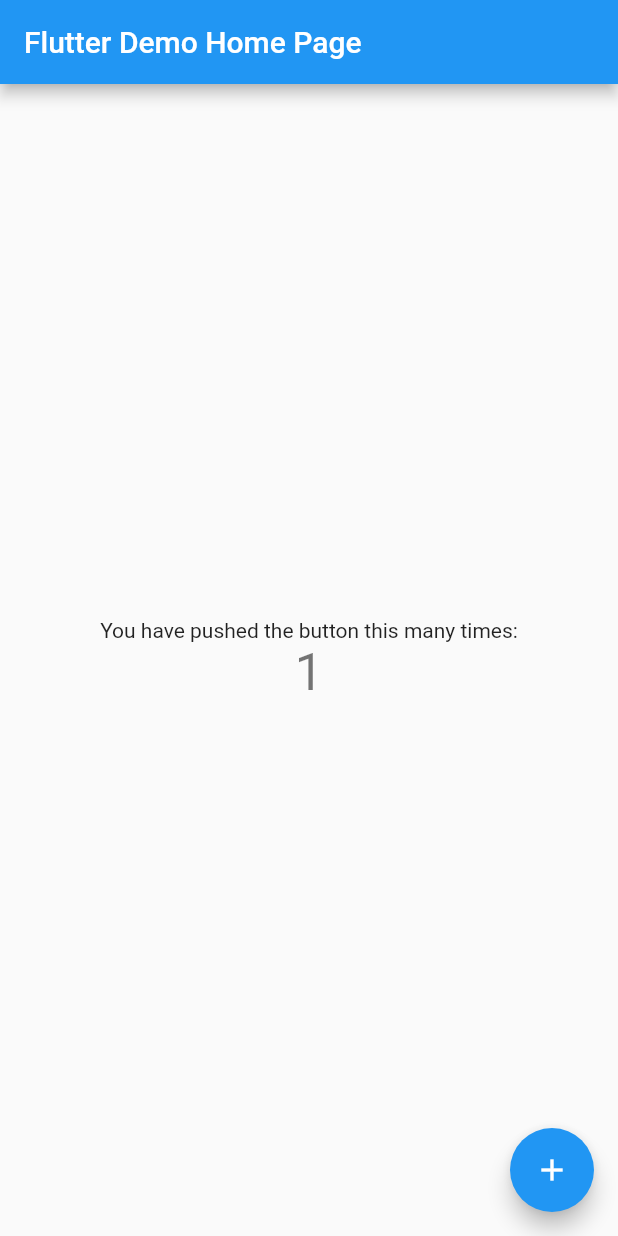
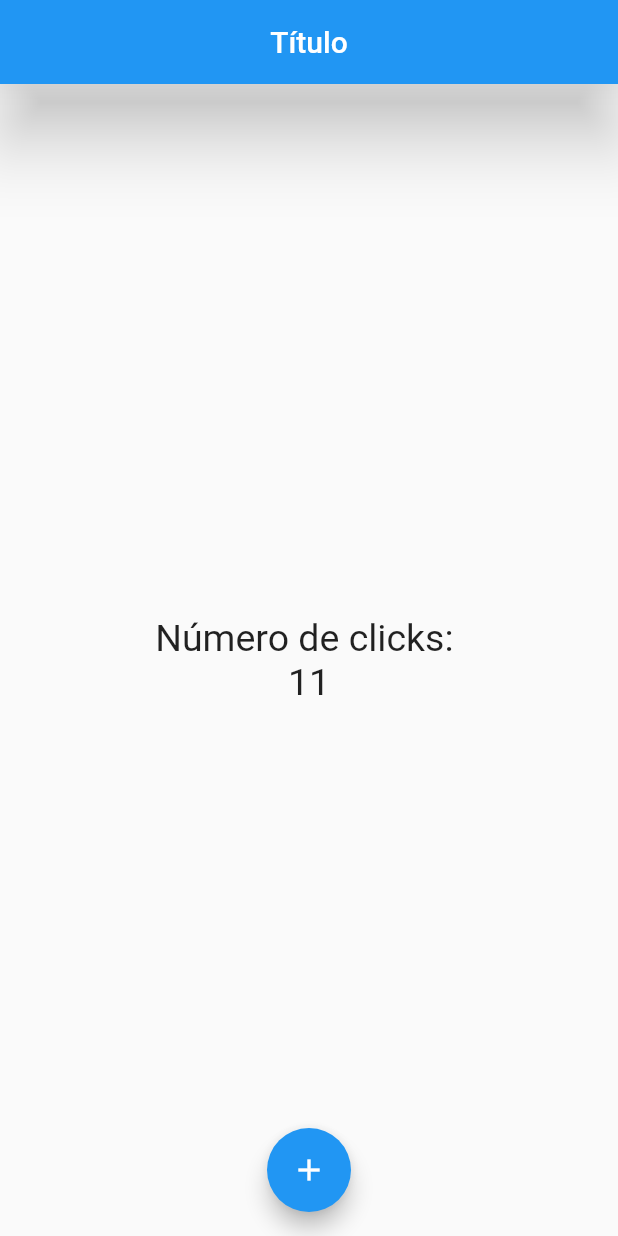
Before and after one commit to Adel-Cabrera/Flutter-Ex-Admob, a Flutter app: the screen it shows after launch, after a tap on the "add" icon, on a phone screen of 412 x 824 dp. Run offline on Flutter 3.47's test engine with Material 2 defaults, Android fonts, the phone set to English and light mode, and no system bars.

Commit message:
Stateless and Stateful widgets => setState(){}

```diff
--- a/flutter_app_1/lib/main.dart
+++ b/flutter_app_1/lib/main.dart
@@ -1,111 +1,7 @@
 import 'package:flutter/material.dart';
 
-void main() => runApp(MyApp());
+import 'src/app.dart';
 
-class MyApp extends StatelessWidget {
-  // This widget is the root of your application.
-  @override
-  Widget build(BuildContext context) {
-    return MaterialApp(
-      title: 'Flutter Demo',
-      theme: ThemeData(
-        // This is the theme of your application.
-        //
-        // Try running your application with "flutter run". You'll see the
-        // application has a blue toolbar. Then, without quitting the app, try
-        // changing the primarySwatch below to Colors.green and then invoke
-        // "hot reload" (press "r" in the console where you ran "flutter run",
-        // or simply save your changes to "hot reload" in a Flutter IDE).
-        // Notice that the counter didn't reset back to zero; the application
-        // is not restarted.
-        primarySwatch: Colors.blue,
-      ),
-      home: MyHomePage(title: 'Flutter Demo Home Page'),
-    );
-  }
+void main() {
+  runApp(new MyApp());
 }
-
-class MyHomePage extends StatefulWidget {
-  MyHomePage({Key key, this.title}) : super(key: key);
-
-  // This widget is the home page of your application. It is stateful, meaning
-  // that it has a State object (defined below) that contains fields that affect
-  // how it looks.
-
-  // This class is the configuration for the state. It holds the values (in this
-  // case the title) provided by the parent (in this case the App widget) and
-  // used by the build method of the State. Fields in a Widget subclass are
-  // always marked "final".
-
-  final String title;
-
-  @override
-  _MyHomePageState createState() => _MyHomePageState();
-}
-
-class _MyHomePageState extends State<MyHomePage> {
-  int _counter = 0;
-
-  void _incrementCounter() {
-    setState(() {
-      // This call to setState tells the Flutter framework that something has
-      // changed in this State, which causes it to rerun the build method below
-      // so that the display can reflect the updated values. If we changed
-      // _counter without calling setState(), then the build method would not be
-      // called again, and so nothing would appear to happen.
-      _counter++;
-    });
-  }
-
-  @override
-  Widget build(BuildContext context) {
-    // This method is rerun every time setState is called, for instance as done
-    // by the _incrementCounter method above.
-    //
-    // The Flutter framework has been optimized to make rerunning build methods
-    // fast, so that you can just rebuild anything that needs updating rather
-    // than having to individually change instances of widgets.
-    return Scaffold(
-      appBar: AppBar(
-        // Here we take the value from the MyHomePage object that was created by
-        // the App.build method, and use it to set our appbar title.
-        title: Text(widget.title),
-      ),
-      body: Center(
-        // Center is a layout widget. It takes a single child and positions it
-        // in the middle of the parent.
-        child: Column(
-          // Column is also a layout widget. It takes a list of children and
-          // arranges them vertically. By default, it sizes itself to fit its
-          // children horizontally, and tries to be as tall as its parent.
-          //
-          // Invoke "debug painting" (press "p" in the console, choose the
-          // "Toggle Debug Paint" action from the Flutter Inspector in Android
-          // Studio, or the "Toggle Debug Paint" command in Visual Studio Code)
-          // to see the wireframe for each widget.
-          //
-          // Column has various properties to control how it sizes itself and
-          // how it positions its children. Here we use mainAxisAlignment to
-          // center the children vertically; the main axis here is the vertical
-          // axis because Columns are vertical (the cross axis would be
-          // horizontal).
-          mainAxisAlignment: MainAxisAlignment.center,
-          children: <Widget>[
-            Text(
-              'You have pushed the button this many times:',
-            ),
-            Text(
-              '$_counter',
-              style: Theme.of(context).textTheme.display1,
-            ),
-          ],
-        ),
-      ),
-      floatingActionButton: FloatingActionButton(
-        onPressed: _incrementCounter,
-        tooltip: 'Increment',
-        child: Icon(Icons.add),
-      ), // This trailing comma makes auto-formatting nicer for build methods.
-    );
-  }
-}
--- /dev/null
+++ b/flutter_app_1/lib/src/app.dart
@@ -0,0 +1,13 @@
+import 'package:flutter/material.dart';
+
+import 'pages/contador_page.dart';
+
+class MyApp extends StatelessWidget {
+  @override
+  Widget build(BuildContext context) {
+    return MaterialApp(
+      debugShowCheckedModeBanner: false,
+      home: ContadorPage(),
+    );
+  }
+}
--- /dev/null
+++ b/flutter_app_1/lib/src/pages/contador_page.dart
@@ -0,0 +1,50 @@
+import 'package:flutter/material.dart';
+
+class ContadorPage extends StatefulWidget {
+  @override
+  _ContadorPageState createState() => _ContadorPageState();
+}
+
+class _ContadorPageState extends State<ContadorPage> {
+  final _estiloTexto = new TextStyle(fontSize: 25.0);
+
+  int _conteo = 10;
+
+  @override
+  Widget build(BuildContext context) {
+    return Scaffold(
+      appBar: AppBar(
+        title: Text(
+          'Título',
+        ),
+        centerTitle: true,
+        elevation: 20.0,
+      ),
+      body: Center(
+        child: Column(
+          mainAxisAlignment: MainAxisAlignment.center,
+          children: <Widget>[
+            Text('Número de clicks: ', style: _estiloTexto),
+            Text(
+              '$_conteo',
+              style: _estiloTexto,
+            ),
+          ],
+        ),
+      ),
+      floatingActionButton: FloatingActionButton(
+        onPressed: () {
+          print('$_conteo');
+
+          setState(() {
+            _conteo++;
+          });
+        },
+        child: Icon(
+          Icons.add,
+        ),
+      ),
+      floatingActionButtonLocation: FloatingActionButtonLocation.centerFloat,
+    );
+  }
+}
--- /dev/null
+++ b/flutter_app_1/lib/src/pages/home_page.dart
@@ -0,0 +1,8 @@
+import 'package:flutter/material.dart';
+
+class HomePage extends StatefulWidget {
+  @override
+  _HomePageState createState() => _HomePageState();
+}
+
+class _HomePageState extends State<HomePage> {}
```
